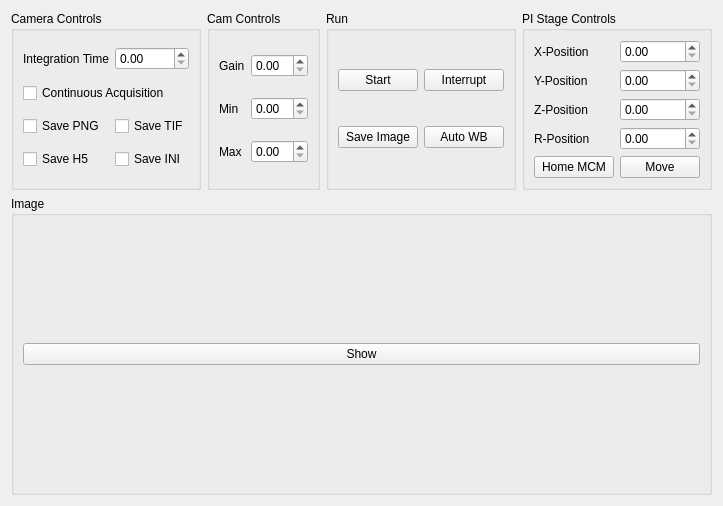
The window that quantum_sensing/experimental_microscope/thorcam_capture.ui (saahitmog/quantum-sensing) describes before a commit, drawn with Qt 5.
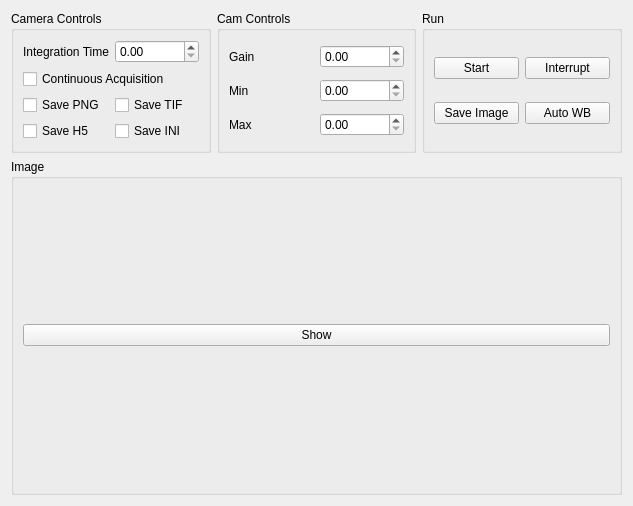
The same window after the commit.

```diff
--- a/quantum_sensing/experimental_microscope/thorcam_capture.ui
+++ b/quantum_sensing/experimental_microscope/thorcam_capture.ui
@@ -15,70 +15,6 @@
   </property>
   <layout class="QGridLayout" name="gridLayout_2" rowstretch="0,1">
 
-   <item row="0" column="3">
-    <widget class="QGroupBox" name="move_groupBox">
-     <property name="title">
-      <string>PI Stage Controls</string>
-     </property>
-     <layout class="QGridLayout" name="gridLayout" columnstretch="0,0">
-      <item row="0" column="1">
-       <widget class="QDoubleSpinBox" name="movex_doubleSpinBox"/>
-      </item>
-      <item row="0" column="0">
-       <widget class="QLabel" name="label_10">
-        <property name="text">
-         <string>X-Position</string>
-        </property>
-       </widget>
-      </item>
-      <item row="1" column="1">
-       <widget class="QDoubleSpinBox" name="movey_doubleSpinBox"/>
-      </item>
-      <item row="1" column="0">
-       <widget class="QLabel" name="label_11">
-        <property name="text">
-         <string>Y-Position</string>
-        </property>
-       </widget>
-      </item>
-      <item row="2" column="1">
-       <widget class="QDoubleSpinBox" name="movez_doubleSpinBox"/>
-      </item>
-      <item row="2" column="0">
-       <widget class="QLabel" name="label_3">
-        <property name="text">
-         <string>Z-Position</string>
-        </property>
-       </widget>
-      </item>
-      <item row="3" column="1">
-       <widget class="QDoubleSpinBox" name="mover_doubleSpinBox"/>
-      </item>
-      <item row="3" column="0">
-       <widget class="QLabel" name="label_3">
-        <property name="text">
-         <string>R-Position</string>
-        </property>
-       </widget>
-      </item>
-      <item row="4" column="1">
-       <widget class="QPushButton" name="move_pushButton">
-        <property name="text">
-         <string>Move</string>
-        </property>
-       </widget>
-      </item>
-      <item row="4" column="0">
-       <widget class="QPushButton" name="home_pushButton">
-        <property name="text">
-         <string>Home MCM</string>
-        </property>
-       </widget>
-      </item>
-     </layout>
-    </widget>
-   </item>
-
    <item row="0" column="2">
     <widget class="QGroupBox" name="run_groupBox">
      <property name="title">
@@ -116,7 +52,7 @@
      </layout>
     </widget>
    </item>
-   <item row="1" column="0" colspan="4">
+   <item row="1" column="0" colspan="3">
     <widget class="QGroupBox" name="plot_groupBox">
      <property name="title">
       <string>Image</string>
@@ -161,12 +97,6 @@
       </item>
       <item row="0" column="1">
        <widget class="QDoubleSpinBox" name="exp_time_doubleSpinBox">
-        <property name="maximum">
-         <double>450.000000000000000</double>
-        </property>
-        <property name="singleStep">
-         <double>0.300000000000000</double>
-        </property>
        </widget>
       </item>
       <item row="3" column="1">
```
